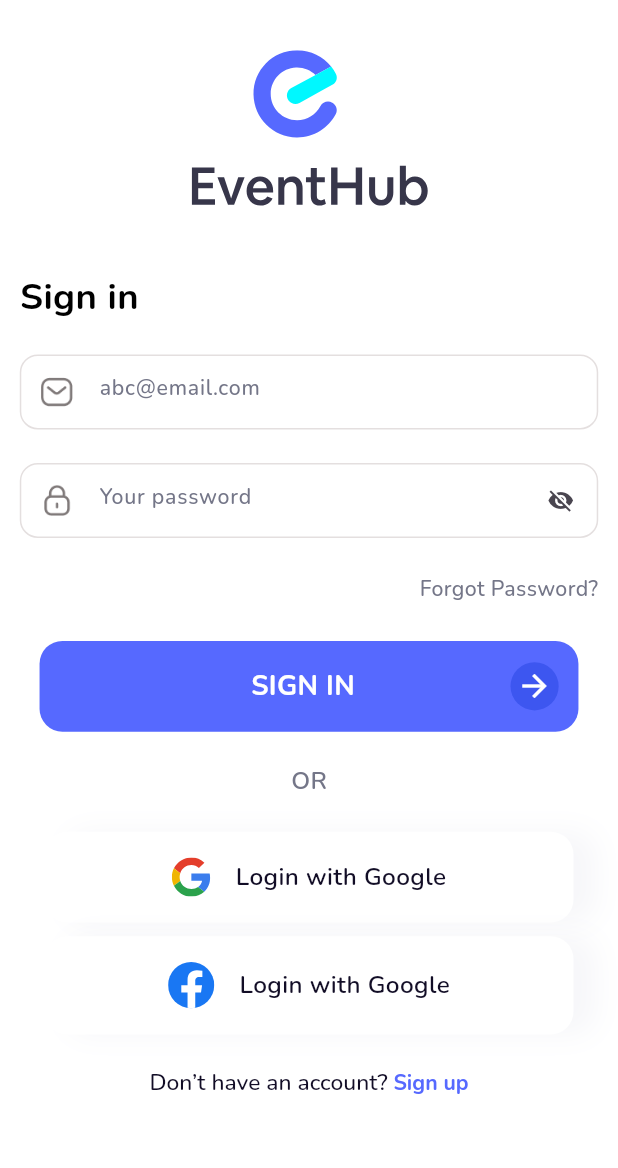
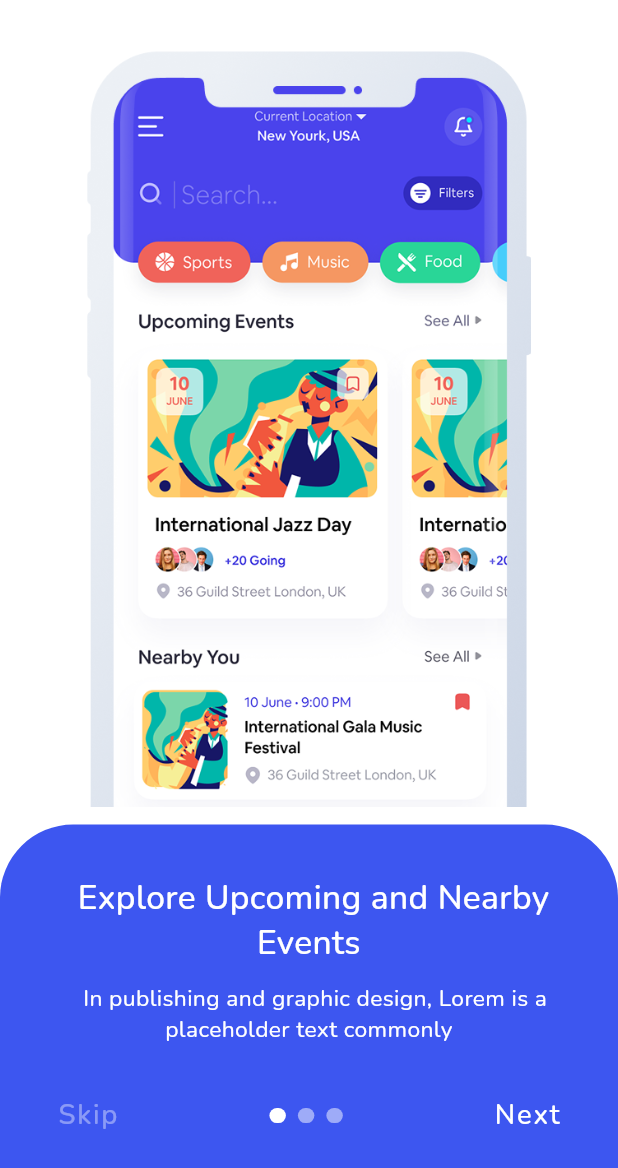
Before and after one commit to arbabhussain7/Event_Hub, a Flutter app: the screen it shows after launch, on a phone screen of 412 x 824 dp. Shown: the top 1168 px of the screen. Run offline on Flutter 3.47's test engine with Material 3 defaults, Android fonts, the phone set to English and light mode, and no system bars; drawn by our look-alikes of smooth_page_indicator; our stand-ins replace flutter_screenutil, flutter_svg, get, google_fonts.

Commit message:
Make onBoarding Screen

```diff
--- a/lib/constant/assets/assets.dart
+++ b/lib/constant/assets/assets.dart
@@ -16,4 +16,7 @@ class ImageAssets {
   static const String mailImg = 'assets/images/mail-img.png';
   static const String lockImg = 'assets/images/lock-img.png';
   static const String profileImg = 'assets/images/profile-img.png';
+  static const String introOne = 'assets/images/intro-screen-one.png';
+  static const String introTwo = 'assets/images/intro-screen-two.png';
+  static const String introThree = 'assets/images/intro-screen-one.png';
 }
--- /dev/null
+++ b/lib/constant/list.dart
@@ -0,0 +1,17 @@
+import 'package:event_hub/constant/assets/assets.dart';
+
+const List<String> listOfIntroImg = [
+  ImageAssets.introOne,
+  ImageAssets.introTwo,
+  ImageAssets.introThree,
+];
+const List<String> listOfIntroText = [
+  ' Explore Upcoming and Nearby Events ',
+  ' Web Have Modern Events Calendar Feature',
+  '  To Look Up More Events or Activities Nearby By Map'
+];
+const List<String> listOfIntroDes = [
+  '  In publishing and graphic design, Lorem is a placeholder text commonly ',
+  ' In publishing and graphic design, Lorem is a placeholder text commonly ',
+  ' In publishing and graphic design, Lorem is a placeholder text commonly '
+];
--- a/lib/controllers/splash_controller.dart
+++ b/lib/controllers/splash_controller.dart
@@ -1,4 +1,4 @@
-import 'package:event_hub/views/sign_in_screen.dart';
+import 'package:event_hub/views/onboarding_screen.dart';
 import 'package:get/get.dart';
 
 class SplashScreenController extends GetxController {
@@ -8,7 +8,7 @@ class SplashScreenController extends GetxController {
       //   Get.put(OnboardingController());
       // }
 
-      Get.offAll(() => SignInScreen());
+      Get.offAll(() => OnboardingScreen());
     });
   }
 
--- /dev/null
+++ b/lib/views/onboarding_screen.dart
@@ -0,0 +1,147 @@
+import 'package:event_hub/constant/colors/colors.dart';
+import 'package:event_hub/constant/list.dart';
+import 'package:event_hub/controllers/onbording_controller.dart';
+import 'package:flutter/material.dart';
+import 'package:flutter_screenutil/flutter_screenutil.dart';
+import 'package:get/get.dart';
+import 'package:google_fonts/google_fonts.dart';
+import 'package:smooth_page_indicator/smooth_page_indicator.dart';
+
+class OnboardingScreen extends StatelessWidget {
+  const OnboardingScreen({super.key});
+
+  @override
+  Widget build(BuildContext context) {
+    // Initialize the controller
+    final OnboardingController controller = Get.put(OnboardingController());
+
+    return Scaffold(
+      body: SafeArea(
+        child: SizedBox(
+          height: 1.sh, // Use screen height
+          child: Column(
+            children: [
+              SizedBox(height: 22.h),
+              // Image section with PageView
+              SizedBox(
+                // height: 51.h,
+                height: 0.64.sh, // 45% of screen height
+                child: PageView.builder(
+                  controller: controller.pageController,
+                  itemCount: listOfIntroImg.length,
+                  onPageChanged: (index) {
+                    controller.currentPage.value = index;
+                  },
+                  itemBuilder: (context, index) {
+                    return Center(
+                      child: Image.asset(
+                        listOfIntroImg[index],
+                        width: 270.w,
+                        fit: BoxFit.contain,
+                      ),
+                    );
+                  },
+                ),
+              ),
+              // Bottom blue container
+              Expanded(
+                child: Container(
+                  width: double.infinity,
+                  decoration: BoxDecoration(
+                    color: AppColors.aBlueColor,
+                    borderRadius: BorderRadius.only(
+                      topLeft: Radius.circular(48.r),
+                      topRight: Radius.circular(48.r),
+                    ),
+                  ),
+                  child: Padding(
+                    padding: EdgeInsets.symmetric(horizontal: 24.w),
+                    child: Column(
+                      mainAxisSize: MainAxisSize.min,
+                      children: [
+                        SizedBox(height: 33.h),
+                        // Title text
+                        Text(
+                          listOfIntroText[controller.currentPage.value],
+                          textAlign: TextAlign.center,
+                          style: GoogleFonts.nunito(
+                            fontSize: 22.sp,
+                            fontWeight: FontWeight.w500,
+                          ),
+                        ),
+                        SizedBox(height: 12.h),
+                        // Description text
+                        Text(
+                          listOfIntroDes[controller.currentPage.value],
+                          textAlign: TextAlign.center,
+                          style: GoogleFonts.nunito(
+                            fontSize: 15.sp,
+                            fontWeight: FontWeight.w400,
+                          ),
+                        ),
+                        SizedBox(height: 22.h),
+                        // Bottom navigation
+                        Padding(
+                          padding: EdgeInsets.only(bottom: 20.h),
+                          child: Row(
+                            mainAxisAlignment: MainAxisAlignment.spaceBetween,
+                            children: [
+                              // Skip button
+                              TextButton(
+                                onPressed: () => controller.skipToSignIn(),
+                                child: Text(
+                                  'Skip',
+                                  style: GoogleFonts.nunito(
+                                    fontSize: 18.sp,
+                                    fontWeight: FontWeight.w500,
+                                    color:
+                                        AppColors.whiteColor.withOpacity(0.4),
+                                  ),
+                                ),
+                              ),
+                              // Page indicator
+                              SmoothPageIndicator(
+                                controller: controller.pageController,
+                                count: listOfIntroImg.length,
+                                effect: WormEffect(
+                                  dotHeight: 10.h,
+                                  dotWidth: 10.w,
+                                  activeDotColor: AppColors.whiteColor,
+                                  dotColor:
+                                      AppColors.whiteColor.withOpacity(0.5),
+                                ),
+                                onDotClicked: (index) {
+                                  controller.pageController.animateToPage(
+                                    index,
+                                    duration: const Duration(milliseconds: 300),
+                                    curve: Curves.easeInOut,
+                                  );
+                                },
+                              ),
+                              // Next button
+                              TextButton(
+                                onPressed: () => controller.nextPage(),
+                                child: Text(
+                                  'Next',
+                                  style: GoogleFonts.nunito(
+                                    fontSize: 18.sp,
+                                    fontWeight: FontWeight.w500,
+                                    color: AppColors.whiteColor,
+                                  ),
+                                ),
+                              ),
+                            ],
+                          ),
+                        ),
+                      ],
+                    ),
+                  ),
+                ),
+              ),
+            ],
+          ),
+        ),
+      ),
+    );
+  }
+}
--- a/lib/views/sign_in_screen.dart
+++ b/lib/views/sign_in_screen.dart
@@ -2,7 +2,6 @@ import 'package:event_hub/constant/assets/assets.dart';
 import 'package:event_hub/constant/colors/colors.dart';
 import 'package:event_hub/controllers/textfield_controller.dart';
 import 'package:event_hub/views/bottom_naivgation_bar_screen.dart';
-import 'package:event_hub/views/home_screen.dart';
 import 'package:event_hub/views/reset_passeword_screen.dart';
 import 'package:event_hub/views/sign_out_screen.dart';
 import 'package:event_hub/widgets/custom_button.dart';
--- a/lib/widgets/custom_button.dart
+++ b/lib/widgets/custom_button.dart
@@ -19,8 +19,7 @@ class CustomButton extends StatelessWidget {
         margin: EdgeInsets.symmetric(horizontal: 12.w),
         padding: EdgeInsets.symmetric(horizontal: 12.w, vertical: 14.h),
         decoration: BoxDecoration(
-            color: AppColors.blueColor,
-            borderRadius: BorderRadius.circular(15.r)),
+            color: Colors.pink, borderRadius: BorderRadius.circular(15.r)),
         child: Row(
           mainAxisAlignment: MainAxisAlignment.spaceBetween,
           children: [
--- a/pubspec.yaml
+++ b/pubspec.yaml
@@ -39,6 +39,7 @@ dependencies:
   flutter_screenutil: ^5.9.3
   flutter_svg: ^2.0.17
   google_fonts: ^6.2.1
+  smooth_page_indicator: ^1.2.1
 
 dev_dependencies:
   flutter_test:
```
Also changed, not shown: lib/controllers/onbording_controller.dart (added, +70 -0 lines), assets/images/intro-screen-one.png (added), assets/images/intro-screen-two.png (added), pubspec.lock, 4 other files.
